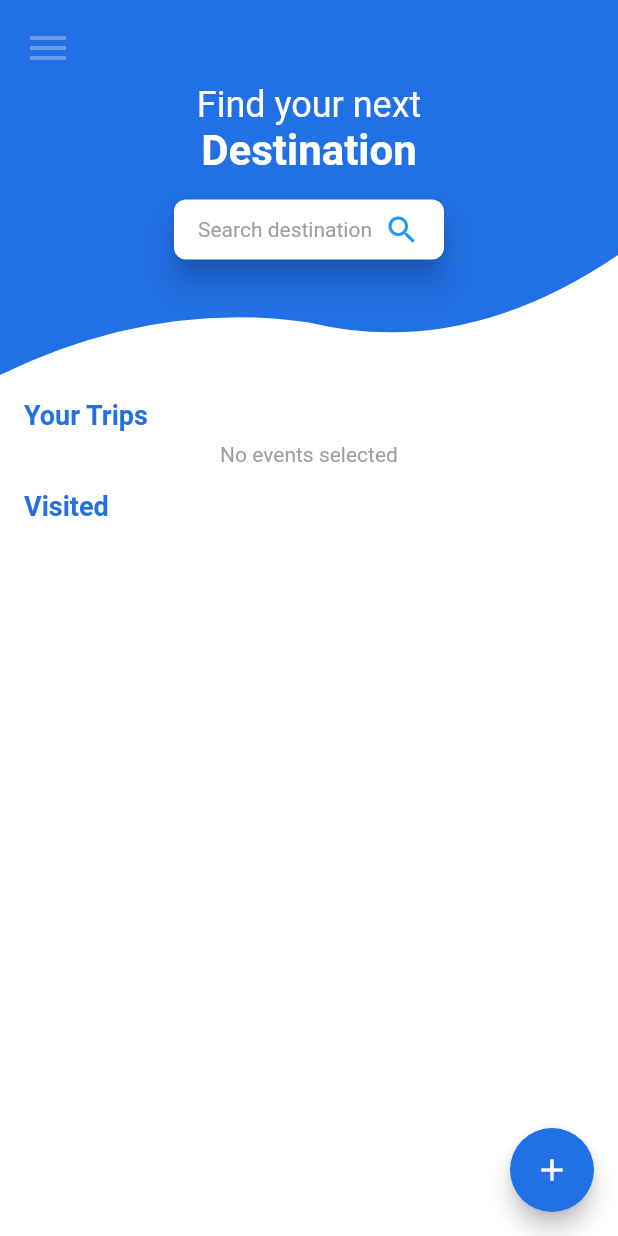
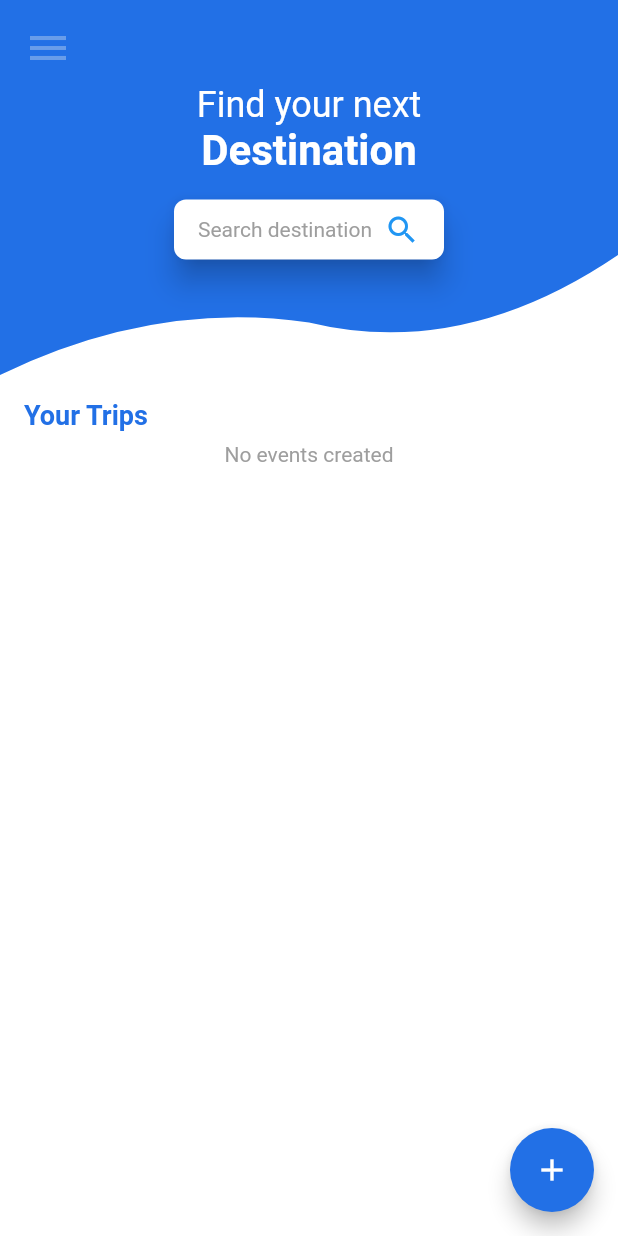
Before and after one commit to JCarri14/TripPlannerApp, a Flutter app: the screen it shows after launch, on a phone screen of 412 x 824 dp. Run offline on Flutter 3.47's test engine with Material 2 defaults, Android fonts, the phone set to English and light mode, and no system bars; our stand-ins replace carousel_slider, flutter_dotenv, flutter_map, flutter_secure_storage, geolocator, latlong and 1 more; Roboto replaces fonts that are missing (ProductSans).

Commit message:
feat: minor updates

```diff
--- a/lib/src/app.dart
+++ b/lib/src/app.dart
@@ -21,6 +21,7 @@ class MyApp extends StatelessWidget {
         Provider(create: (_) => SessionProvider()),
         ChangeNotifierProvider(create: (_) => AppProvider()),
         ChangeNotifierProvider(create: (_) => EventProvider()),
+        ChangeNotifierProvider(create: (_) => HotelProvider()),
         ChangeNotifierProvider(create: (ctx) => TripCreationProvider()),
       ],
       child: MaterialApp(
--- a/lib/src/ui/pages/flight/flights_search_page.dart
+++ b/lib/src/ui/pages/flight/flights_search_page.dart
@@ -43,7 +43,7 @@ class _FlightSearchPageState extends State<FlightSearchPage> {
     } else {
       tripManager.saveReturnFlight(flight);
       Navigator.of(context).pushNamed(
-      eventSelectionRoute, arguments: false);
+        hotelSearchRoute);
     }
   }
 
--- a/lib/src/ui/pages/home/home_body.dart
+++ b/lib/src/ui/pages/home/home_body.dart
@@ -32,18 +32,6 @@ class _HomeBodyState extends State<HomeBody> {
         ),
         SizedBox(height: 8),
         TripsCarousel(),
-        SizedBox(height: 16),
-        Align(
-          alignment: Alignment.centerLeft,
-          child: Text(
-            'Visited',
-            style: TextStyle(
-              color: Theme.of(context).primaryColor,
-              fontSize: 18,
-              fontWeight: FontWeight.bold)
-          )
-        ),
-
       ])
     )
   ;
--- a/lib/src/ui/pages/home/trips_carousel.dart
+++ b/lib/src/ui/pages/home/trips_carousel.dart
@@ -65,7 +65,7 @@ class _TripsCarouselState extends State<TripsCarousel> {
       );
     } else {
       eventsContent = Container(
-        child: Center(child: Text("No events selected"),)
+        child: Center(child: Text("No events created"),)
       );
     }
 
```
Also changed, not shown: lib/src/app copy.dart (deleted, +0 -61 lines).
